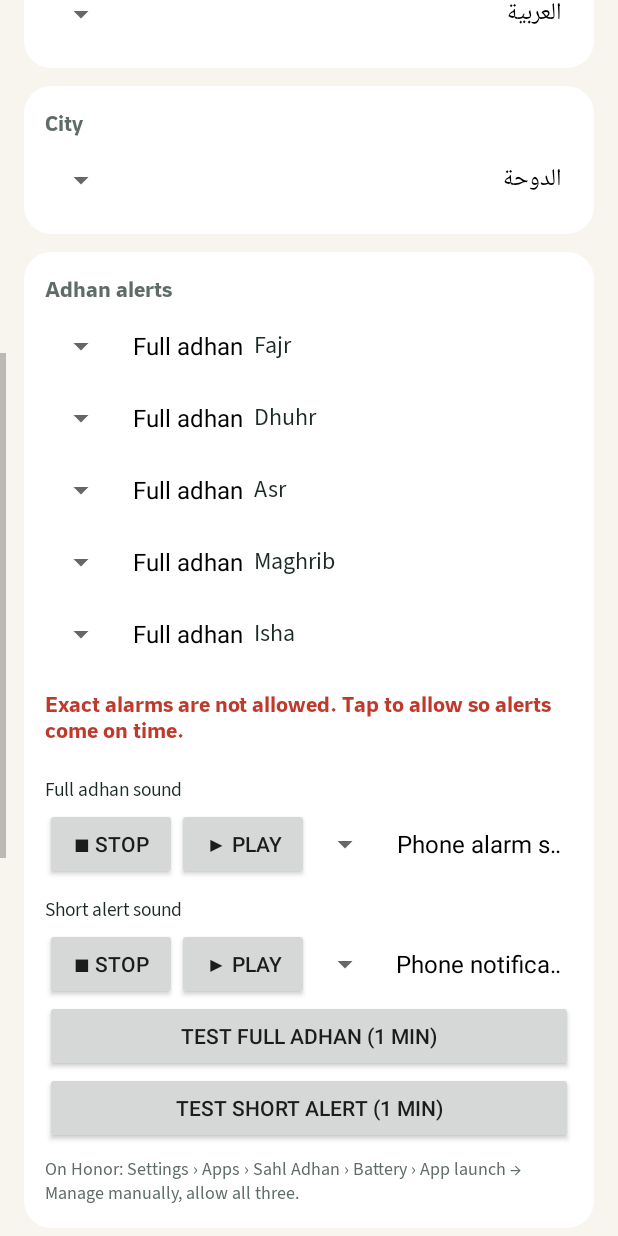
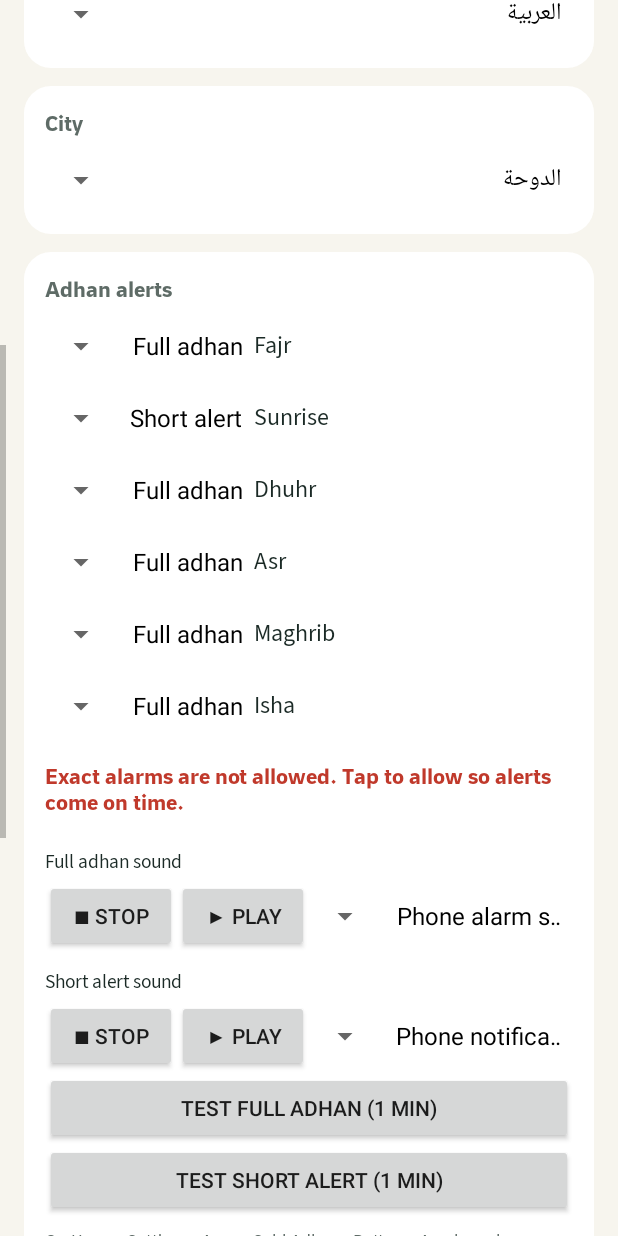
Before and after one commit to AliSherif1309/SahlAdhan, an Android app: the screen it shows after launch (MainActivity), scrolled down 576 dp, on a phone screen of 412 x 824 dp. Run offline under Robolectric (Android 15) with nearby library versions, the phone set to English and light mode, and no system bars.

Commit message:
Sunrise alert, updates download via browser, clearer update check, fewer sensitive permissions
Co-Authored-By: Claude Opus 5.5 <noreply@anthropic.com>
Claude-Session: https://claude.ai/code/session_01XSy2dvao2X8dBqJKs3KD4r

```diff
--- a/app/src/main/AndroidManifest.xml
+++ b/app/src/main/AndroidManifest.xml
@@ -2,14 +2,12 @@
 <manifest xmlns:android="http://schemas.android.com/apk/res/android">
     <uses-permission android:name="android.permission.POST_NOTIFICATIONS" />
     <uses-permission android:name="android.permission.RECEIVE_BOOT_COMPLETED" />
-    <uses-permission android:name="android.permission.USE_EXACT_ALARM" />
-    <uses-permission android:name="android.permission.SCHEDULE_EXACT_ALARM" android:maxSdkVersion="32" />
+    <uses-permission android:name="android.permission.SCHEDULE_EXACT_ALARM" />
     <uses-permission android:name="android.permission.VIBRATE" />
     <uses-permission android:name="android.permission.FOREGROUND_SERVICE" />
     <uses-permission android:name="android.permission.FOREGROUND_SERVICE_MEDIA_PLAYBACK" />
     <uses-permission android:name="android.permission.WAKE_LOCK" />
     <uses-permission android:name="android.permission.INTERNET" />
-    <uses-permission android:name="android.permission.REQUEST_INSTALL_PACKAGES" />
 
     <application
         android:label="@string/app_name"
--- a/app/src/main/java/com/sahl/adhan/MainActivity.kt
+++ b/app/src/main/java/com/sahl/adhan/MainActivity.kt
@@ -25,6 +25,7 @@ import java.util.Locale
 class MainActivity : Activity() {
     private lateinit var prefs: Prefs
     private lateinit var body: LinearLayout
+    private lateinit var scroll: ScrollView
     private val dp get() = resources.displayMetrics.density
     private fun c(id: Int) = getColor(id)
 
@@ -69,7 +70,8 @@ class MainActivity : Activity() {
             orientation = LinearLayout.VERTICAL
             setPadding((16 * dp).toInt(), (16 * dp).toInt(), (16 * dp).toInt(), (32 * dp).toInt())
         }
-        setContentView(ScrollView(this).apply { addView(body) })
+        scroll = ScrollView(this).apply { addView(body) }
+        setContentView(scroll)
     }
 
     private var newer: Updater.Release? = null
@@ -77,7 +79,7 @@ class MainActivity : Activity() {
     private var updateMsg: String? = null
 
     override fun onResume() {
-        super.onResume(); render()
+        super.onResume(); Scheduler.scheduleAll(this); render()
         if (!checked) { checked = true; checkUpdates(false) }
     }
 
@@ -89,6 +91,11 @@ class MainActivity : Activity() {
                 newer = r
                 updateMsg = if (r == null && manual) getString(R.string.up_to_date) else null
                 render()
+                if (manual) {
+                    Toast.makeText(this, if (r != null) getString(R.string.update_available, r.name)
+                                         else getString(R.string.up_to_date), Toast.LENGTH_LONG).show()
+                    if (r != null) scroll.post { scroll.smoothScrollTo(0, 0) }
+                }
             }
         }.start()
     }
@@ -144,7 +151,7 @@ class MainActivity : Activity() {
                 text = getString(R.string.install_update)
                 setOnClickListener {
                     Updater.downloadAndInstall(this@MainActivity, r)
-                    Toast.makeText(this@MainActivity, getString(R.string.downloading), Toast.LENGTH_SHORT).show()
+                    Toast.makeText(this@MainActivity, getString(R.string.downloading), Toast.LENGTH_LONG).show()
                 }
             })
         }
@@ -180,9 +187,10 @@ class MainActivity : Activity() {
         val aCard = card()
         aCard.addView(text(getString(R.string.alerts), 14f, c(R.color.sub), true))
         val modes = listOf(getString(R.string.alert_full), getString(R.string.alert_short), getString(R.string.alert_off))
-        for (i in 0..4) {
+        for (i in listOf(0, 5, 1, 2, 3, 4)) {
             val row = LinearLayout(this).apply { gravity = Gravity.CENTER_VERTICAL }
-            row.addView(text(Names.of(this, i), 16f, c(R.color.text)), LinearLayout.LayoutParams(0, -2, 1f))
+            val label = if (i == 5) getString(R.string.sunrise) else Names.of(this, i)
+            row.addView(text(label, 16f, c(R.color.text)), LinearLayout.LayoutParams(0, -2, 1f))
             row.addView(spinner(modes, prefs.alert(i)) { prefs.setAlert(i, it); refreshAll() })
             aCard.addView(row)
         }
--- a/app/src/main/java/com/sahl/adhan/Prefs.kt
+++ b/app/src/main/java/com/sahl/adhan/Prefs.kt
@@ -27,7 +27,8 @@ class Prefs(ctx: Context) {
 
     fun adj(i: Int) = p.getInt("adj$i", 0)
     fun setAdj(i: Int, v: Int) = p.edit().putInt("adj$i", v).apply()
-    fun alert(i: Int) = p.getInt("alert$i", ALERT_FULL)
+    /** i = 0..4 prayers, 5 = sunrise (default: short alert) */
+    fun alert(i: Int) = p.getInt("alert$i", if (i == 5) ALERT_SHORT else ALERT_FULL)
     fun setAlert(i: Int, v: Int) = p.edit().putInt("alert$i", v).apply()
 
     val city get() = PrayerCalc.cities[cityIndex.coerceIn(0, PrayerCalc.cities.lastIndex)]
--- a/app/src/main/java/com/sahl/adhan/Scheduler.kt
+++ b/app/src/main/java/com/sahl/adhan/Scheduler.kt
@@ -44,12 +44,15 @@ object Scheduler {
         val tomorrow = prefs.fard(now.toLocalDate().plusDays(1))
         val am = ctx.getSystemService(AlarmManager::class.java)
 
-        for (i in 0..4) {
+        val sunToday = prefs.times(now.toLocalDate())[1]
+        val sunTomorrow = prefs.times(now.toLocalDate().plusDays(1))[1]
+        for (i in 0..5) {
             val intent = Intent(ctx, AlarmReceiver::class.java).setAction(ACTION_ALERT)
                 .putExtra(EXTRA_PRAYER, i).putExtra(EXTRA_MODE, prefs.alert(i))
             val p = pi(ctx, i, intent)
             if (prefs.alert(i) == ALERT_OFF) { am.cancel(p); continue }
-            val t = if (today[i].isAfter(now)) today[i] else tomorrow[i]
+            val t = if (i == 5) (if (sunToday.isAfter(now)) sunToday else sunTomorrow)
+                    else if (today[i].isAfter(now)) today[i] else tomorrow[i]
             setAt(ctx, t.toInstant().toEpochMilli(), p)
         }
 
--- a/app/src/main/res/values/strings.xml
+++ b/app/src/main/res/values/strings.xml
@@ -51,7 +51,8 @@
     <string name="update_available">New version available: %1$s</string>
     <string name="install_update">Update now</string>
     <string name="up_to_date">You have the latest version</string>
-    <string name="downloading">Downloading update…</string>
+    <string name="downloading">Downloading in your browser — tap the download when it finishes to install</string>
     <string name="version">Version %1$s</string>
     <string name="checking">Checking…</string>
+    <string name="sunrise_time">Sunrise time</string>
 </resources>
```
Also changed, not shown: app/src/main/java/com/sahl/adhan/Receivers.kt (+5 -2 lines), app/src/main/java/com/sahl/adhan/Updater.kt (+3 -34 lines), 2 other files.
